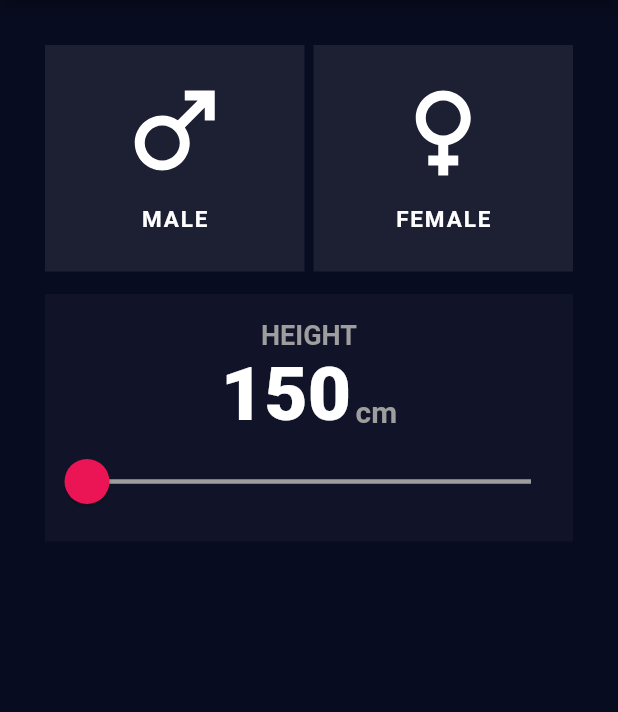
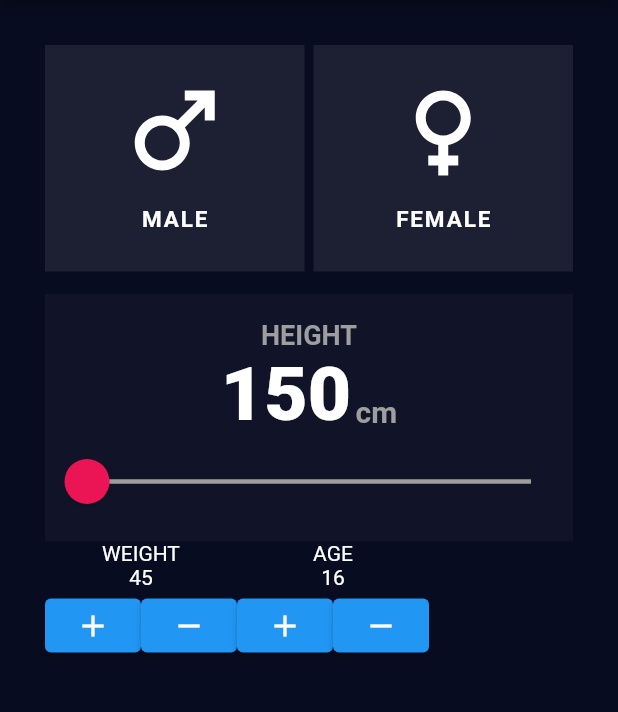
Before and after one commit to NickTaykey/BMI_calculator_app, a Flutter app: the screen it shows after launch, on a phone screen of 412 x 824 dp, the part 84-796 px from its top. Run offline on Flutter 3.47's test engine with Material 2 defaults, Android fonts, the phone set to English and light mode, and no system bars; our stand-ins replace flutter_svg.

Commit message:
add NumberSelector and refact BMI data setters

```diff
--- a/lib/BMICalculator.dart
+++ b/lib/BMICalculator.dart
@@ -1,6 +1,7 @@
 import 'package:flutter/material.dart';
 import 'SexSelection.dart';
 import 'HeightSlider.dart';
+import 'BottomBar.dart';
 
 class BMICalculator extends StatefulWidget {
   @override
@@ -8,11 +9,41 @@ class BMICalculator extends StatefulWidget {
 }
 
 class _BMICalculatorState extends State<BMICalculator> {
-  int height = 150;
+  final int maxAge = 100,
+      minAge = 16,
+      maxWeight = 300,
+      minWeight = 45,
+      maxHeight = 225,
+      minHeight = 150;
+
+  int height = 150, age = 16, weight = 45;
   String sex;
+
   void setSex(String v) => setState(() => sex = v);
+
   void setHeight(int v) => setState(() => height = v);
   int getHeight() => height;
+
+  int getAge() => age;
+  void updateAge(int alpha) {
+    int newAge = alpha == 1 ? age + 1 : age - 1;
+    if (newAge >= minAge && newAge <= maxAge) {
+      setState(() {
+        age = newAge;
+      });
+    }
+  }
+
+  int getWeight() => weight;
+  void updateWeight(int alpha) {
+    int newWeight = alpha == 1 ? weight + 1 : weight - 1;
+    if (newWeight >= minWeight && newWeight <= maxWeight) {
+      setState(() {
+        weight = newWeight;
+      });
+    }
+  }
+
   @override
   Widget build(BuildContext context) {
     return Container(
@@ -20,7 +51,8 @@ class _BMICalculatorState extends State<BMICalculator> {
       child: Column(
         children: [
           SexSection(setSex),
-          HeightSlider(setHeight, getHeight),
+          HeightSlider(setHeight, getHeight, maxHeight, minHeight),
+          BottomBar(getAge, getWeight, updateAge, updateWeight),
         ],
       ),
     );
--- /dev/null
+++ b/lib/BottomBar.dart
@@ -0,0 +1,18 @@
+import 'package:flutter/material.dart';
+import 'NumberSelector.dart';
+
+class BottomBar extends StatelessWidget {
+  final Function getAge, getWeight, setAge, setWeight;
+  BottomBar(this.getAge, this.getWeight, this.setAge, this.setWeight);
+  @override
+  Widget build(BuildContext context) {
+    return Container(
+      child: Row(
+        children: [
+          NumberSelector('WEIGHT', setWeight, getWeight),
+          NumberSelector('AGE', setAge, getAge),
+        ],
+      ),
+    );
+  }
+}
--- a/lib/HeightSlider.dart
+++ b/lib/HeightSlider.dart
@@ -1,9 +1,9 @@
 import 'package:flutter/material.dart';
 
 class HeightSlider extends StatelessWidget {
-  final int maxHeight = 225, minHeight = 150;
   final Function setHeight, getHeight;
-  HeightSlider(this.setHeight, this.getHeight);
+  final int maxHeight, minHeight;
+  HeightSlider(this.setHeight, this.getHeight, this.maxHeight, this.minHeight);
   @override
   Widget build(BuildContext context) {
     return Container(
--- /dev/null
+++ b/lib/NumberSelector.dart
@@ -0,0 +1,30 @@
+import 'package:flutter/material.dart';
+
+class NumberSelector extends StatelessWidget {
+  final String label;
+  final Function updateNumber, getNumber;
+  NumberSelector(this.label, this.updateNumber, this.getNumber);
+  @override
+  Widget build(BuildContext context) {
+    return Container(
+      child: Column(
+        children: [
+          Text(label),
+          Text(getNumber().toString()),
+          Row(
+            children: [
+              ElevatedButton(
+                onPressed: () => updateNumber(1),
+                child: Icon(Icons.add),
+              ),
+              ElevatedButton(
+                onPressed: () => updateNumber(-1),
+                child: Icon(Icons.remove),
+              )
+            ],
+          )
+        ],
+      ),
+    );
+  }
+}
```
